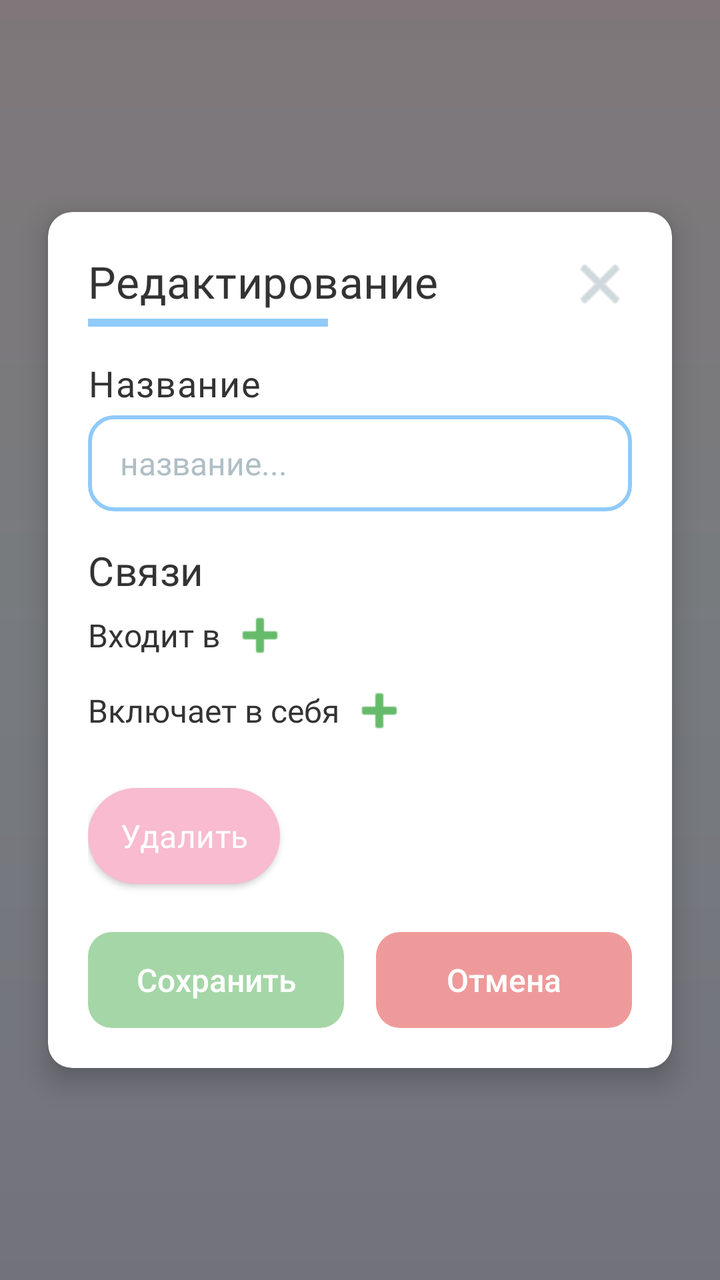
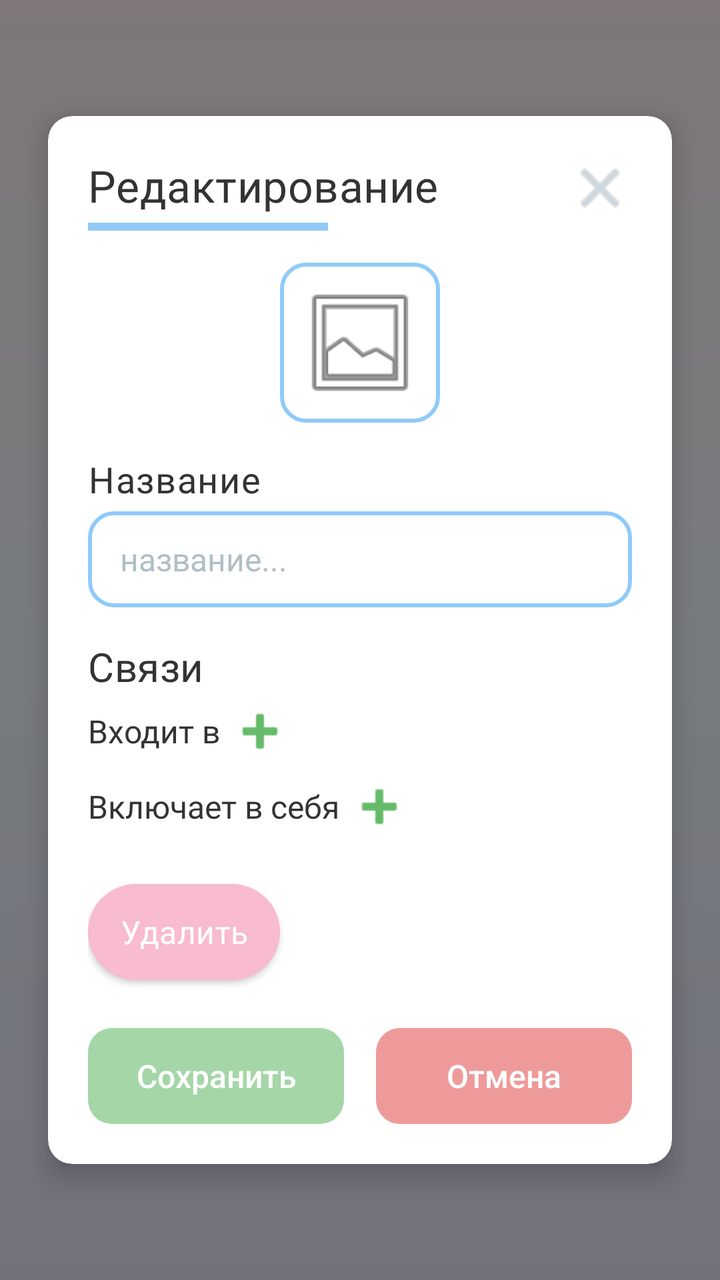

An Android layout rendered at two revisions. The XML below is the earlier revision; the diff shows what the commit changed to produce the second picture.
<!-- AndroidManifest.xml: application theme Theme.Trace -->
<!-- res/layout/fragment_tag_editor.xml -->
<?xml version="1.0" encoding="utf-8"?>
<androidx.constraintlayout.widget.ConstraintLayout
    xmlns:android="http://schemas.android.com/apk/res/android"
    xmlns:app="http://schemas.android.com/apk/res-auto"
    xmlns:tools="http://schemas.android.com/tools"
    android:layout_width="match_parent"
    android:layout_height="match_parent"
    android:background="#80000000"> 

    
    <androidx.cardview.widget.CardView
        android:id="@+id/cardEditor"
        android:layout_width="match_parent"
        android:layout_height="wrap_content"
        android:layout_margin="24dp"
        app:cardBackgroundColor="#FFFFFF"
        app:cardCornerRadius="12dp"
        app:cardElevation="8dp"
        app:strokeColor="#5C5C7A"
        app:strokeWidth="4dp"
        app:layout_constraintTop_toTopOf="parent"
        app:layout_constraintBottom_toBottomOf="parent"
        app:layout_constraintStart_toStartOf="parent"
        app:layout_constraintEnd_toEndOf="parent">

        <androidx.constraintlayout.widget.ConstraintLayout
            android:layout_width="match_parent"
            android:layout_height="wrap_content"
            android:padding="20dp">

            
            <ImageButton
                android:id="@+id/btnClose"
                android:layout_width="32dp"
                android:layout_height="32dp"
                android:background="?attr/selectableItemBackgroundBorderless"
                android:src="@android:drawable/ic_menu_close_clear_cancel"
                app:tint="#B0BEC5"
                app:layout_constraintTop_toTopOf="parent"
                app:layout_constraintEnd_toEndOf="parent" />

            
            <TextView
                android:id="@+id/tvEditorTitle"
                android:layout_width="wrap_content"
                android:layout_height="wrap_content"
                android:text="Редактирование"
                android:textAppearance="@style/TextAppearance.Trace.Title"
                android:textSize="22sp"
                android:textColor="#333333"
                app:layout_constraintTop_toTopOf="parent"
                app:layout_constraintStart_toStartOf="parent" />

            
            <View
                android:id="@+id/titleDivider"
                android:layout_width="120dp"
                android:layout_height="4dp"
                android:layout_marginTop="4dp"
                android:background="#90CAF9"
                app:layout_constraintTop_toBottomOf="@id/tvEditorTitle"
                app:layout_constraintStart_toStartOf="parent" />

            
            <TextView
                android:id="@+id/tvNameLabel"
                android:layout_width="wrap_content"
                android:layout_height="wrap_content"
                android:layout_marginTop="16dp"
                android:text="Название"
                android:textAppearance="@style/TextAppearance.Trace.Body"
                android:textSize="18sp"
                android:textColor="#333333"
                app:layout_constraintTop_toBottomOf="@id/titleDivider"
                app:layout_constraintStart_toStartOf="parent" />

            <androidx.appcompat.widget.AppCompatEditText
                android:id="@+id/etName"
                android:layout_width="match_parent"
                android:layout_height="48dp"
                android:layout_marginTop="4dp"
                android:background="@drawable/bg_input_field"
                android:fontFamily="@font/comfortaa_semibold"
                android:hint="название..."
                android:maxLength="30"
                android:paddingHorizontal="16dp"
                android:textColor="#333333"
                android:textColorHint="#B0BEC5"
                android:textSize="16sp"
                app:layout_constraintTop_toBottomOf="@id/tvNameLabel" />

            
            <TextView
                android:id="@+id/tvConnectionsLabel"
                android:layout_width="wrap_content"
                android:layout_height="wrap_content"
                android:layout_marginTop="16dp"
                android:text="Связи"
                android:textAppearance="@style/TextAppearance.Trace.Title"
                android:textSize="20sp"
                android:textColor="#333333"
                app:layout_constraintTop_toBottomOf="@id/etName"
                app:layout_constraintStart_toStartOf="parent" />

            
            <TextView
                android:id="@+id/tvEntersInLabel"
                android:layout_width="wrap_content"
                android:layout_height="wrap_content"
                android:layout_marginTop="8dp"
                android:text="Входит в"
                android:textSize="16sp"
                android:textColor="#333333"
                android:fontFamily="@font/comfortaa_semibold"
                app:layout_constraintTop_toBottomOf="@id/tvConnectionsLabel"
                app:layout_constraintStart_toStartOf="parent" />

            <ImageButton
                android:id="@+id/btnAddParent"
                android:layout_width="24dp"
                android:layout_height="24dp"
                android:layout_marginStart="8dp"
                android:background="?attr/selectableItemBackgroundBorderless"
                android:src="@android:drawable/ic_input_add"
                app:tint="#66BB6A"
                app:layout_constraintTop_toTopOf="@id/tvEntersInLabel"
                app:layout_constraintBottom_toBottomOf="@id/tvEntersInLabel"
                app:layout_constraintStart_toEndOf="@id/tvEntersInLabel" />

            
            <com.google.android.material.chip.ChipGroup
                android:id="@+id/chipGroupParents"
                android:layout_width="match_parent"
                android:layout_height="wrap_content"
                android:layout_marginStart="16dp"
                android:layout_marginTop="4dp"
                app:chipSpacingHorizontal="8dp"
                app:layout_constraintTop_toBottomOf="@id/tvEntersInLabel" />

            
            <TextView
                android:id="@+id/tvIncludesLabel"
                android:layout_width="wrap_content"
                android:layout_height="wrap_content"
                android:layout_marginTop="12dp"
                android:text="Включает в себя"
                android:textSize="16sp"
                android:textColor="#333333"
                android:fontFamily="@font/comfortaa_semibold"
                app:layout_constraintTop_toBottomOf="@id/chipGroupParents"
                app:layout_constraintStart_toStartOf="parent" />

            <ImageButton
                android:id="@+id/btnAddChild"
                android:layout_width="24dp"
                android:layout_height="24dp"
                android:layout_marginStart="8dp"
                android:background="?attr/selectableItemBackgroundBorderless"
                android:src="@android:drawable/ic_input_add"
                app:tint="#66BB6A"
                app:layout_constraintTop_toTopOf="@id/tvIncludesLabel"
                app:layout_constraintBottom_toBottomOf="@id/tvIncludesLabel"
                app:layout_constraintStart_toEndOf="@id/tvIncludesLabel" />

            
            <com.google.android.material.chip.ChipGroup
                android:id="@+id/chipGroupChildren"
                android:layout_width="match_parent"
                android:layout_height="wrap_content"
                android:layout_marginStart="16dp"
                android:layout_marginTop="4dp"
                app:chipSpacingHorizontal="8dp"
                app:layout_constraintTop_toBottomOf="@id/tvIncludesLabel" />

            
            <Button
                android:id="@+id/btnDelete"
                android:layout_width="wrap_content"
                android:layout_height="48dp"
                android:layout_marginTop="24dp"
                android:background="@drawable/bg_button_pink"
                android:text="Удалить"
                android:textAllCaps="false"
                android:textColor="#FFFFFF"
                android:textAppearance="@style/TextAppearance.Trace.Subtitle"
                app:layout_constraintTop_toBottomOf="@id/chipGroupChildren"
                app:layout_constraintStart_toStartOf="parent" />

            
            <LinearLayout
                android:id="@+id/buttonsContainer"
                android:layout_width="match_parent"
                android:layout_height="wrap_content"
                android:layout_marginTop="24dp"
                android:orientation="horizontal"
                android:gravity="center"
                app:layout_constraintTop_toBottomOf="@id/btnDelete"
                app:layout_constraintBottom_toBottomOf="parent">

                
                <androidx.appcompat.widget.AppCompatButton
                    android:id="@+id/btnSave"
                    android:layout_width="0dp"
                    android:layout_height="48dp"
                    android:layout_weight="1"
                    android:layout_marginEnd="8dp"
                    android:background="@drawable/bg_button_green"
                    android:minHeight="0dp"
                    android:minWidth="0dp"
                    android:stateListAnimator="@null"
                    android:text="Сохранить"
                    android:textAllCaps="false"
                    android:textColor="#FFFFFF"
                    android:textSize="16sp" />

                
                <androidx.appcompat.widget.AppCompatButton
                    android:id="@+id/btnCancel"
                    android:layout_width="0dp"
                    android:layout_height="48dp"
                    android:layout_weight="1"
                    android:layout_marginStart="8dp"
                    android:background="@drawable/bg_button_red"
                    android:minHeight="0dp"
                    android:minWidth="0dp"
                    android:stateListAnimator="@null"
                    android:text="Отмена"
                    android:textAllCaps="false"
                    android:textColor="#FFFFFF"
                    android:textSize="16sp" />

            </LinearLayout>

        </androidx.constraintlayout.widget.ConstraintLayout>
    </androidx.cardview.widget.CardView>

</androidx.constraintlayout.widget.ConstraintLayout>
<!-- resources referenced by this layout -->
<resources>
  <!-- drawable bg_button_green (drawable) -->
  <?xml version="1.0" encoding="utf-8"?>
  <shape xmlns:android="http://schemas.android.com/apk/res/android" android:shape="rectangle">
      <solid android:color="#A5D6A7" />
      <corners android:radius="12dp" />
  </shape>
  <!-- drawable bg_button_pink (drawable) -->
  <?xml version="1.0" encoding="utf-8"?>
  <shape xmlns:android="http://schemas.android.com/apk/res/android" android:shape="rectangle">
      <solid android:color="#F48FB1" />
      <corners android:radius="24dp" />
  </shape>
  <!-- drawable bg_button_red (drawable) -->
  <?xml version="1.0" encoding="utf-8"?>
  <shape xmlns:android="http://schemas.android.com/apk/res/android" android:shape="rectangle">
      <solid android:color="#EF9A9A" />
      <corners android:radius="12dp" />
  </shape>
  <!-- drawable bg_input_field (drawable) -->
  <?xml version="1.0" encoding="utf-8"?>
  <shape xmlns:android="http://schemas.android.com/apk/res/android" android:shape="rectangle">
      <solid android:color="#FFFFFF" />
      <stroke android:width="2dp" android:color="#90CAF9" />
      <corners android:radius="12dp" />
  </shape>
  <style name="TextAppearance.Trace.Body" parent="TextAppearance.MaterialComponents.Body1">
          <item name="fontFamily">@font/comfortaa_semibold</item>
          <item name="android:textColor">#333333</item>
      </style>
  <style name="TextAppearance.Trace.Subtitle" parent="TextAppearance.MaterialComponents.Subtitle1">
          <item name="fontFamily">@font/nunito_bold</item>
          <item name="android:textColor">#666666</item>
      </style>
  <style name="TextAppearance.Trace.Title" parent="TextAppearance.MaterialComponents.Headline4">
          <item name="fontFamily">@font/comfortaa_bold</item>
          <item name="android:textColor">#333333</item>
      </style>
  <style name="Theme.Trace" parent="Theme.MaterialComponents.DayNight.NoActionBar">
          
          <item name="colorPrimary">#F8BBD0</item> 
          <item name="colorSecondary">#AECBFA</item> 
          <item name="android:windowBackground">@drawable/bg_main_gradient</item>
      </style>
  <!-- drawable bg_main_gradient (drawable) -->
  <?xml version="1.0" encoding="utf-8"?>
  <shape xmlns:android="http://schemas.android.com/apk/res/android">
      <gradient
          android:angle="270"
          android:startColor="#FFF0F5"
          android:centerColor="#F0F8FF"
          android:endColor="#E6E6FA"
          android:type="linear" />
  </shape>
</resources>

<!-- the commit's change to res/layout/fragment_tag_editor.xml (unified diff, before → after) -->
@@ -61,6 +61,19 @@
                 app:layout_constraintTop_toBottomOf="@id/tvEditorTitle"
                 app:layout_constraintStart_toStartOf="parent" />
 
+            <ImageView
+                android:id="@+id/ivTagIcon"
+                android:layout_width="80dp"
+                android:layout_height="80dp"
+                android:layout_marginTop="16dp"
+                android:background="@drawable/bg_input_field"
+                android:padding="8dp"
+                android:scaleType="centerCrop"
+                android:src="@android:drawable/ic_menu_gallery"
+                app:layout_constraintTop_toBottomOf="@id/titleDivider"
+                app:layout_constraintStart_toStartOf="parent"
+                app:layout_constraintEnd_toEndOf="parent" />
+
             
             <TextView
                 android:id="@+id/tvNameLabel"
@@ -71,7 +84,7 @@
                 android:textAppearance="@style/TextAppearance.Trace.Body"
                 android:textSize="18sp"
                 android:textColor="#333333"
-                app:layout_constraintTop_toBottomOf="@id/titleDivider"
+                app:layout_constraintTop_toBottomOf="@id/ivTagIcon"
                 app:layout_constraintStart_toStartOf="parent" />
 
             <androidx.appcompat.widget.AppCompatEditText
